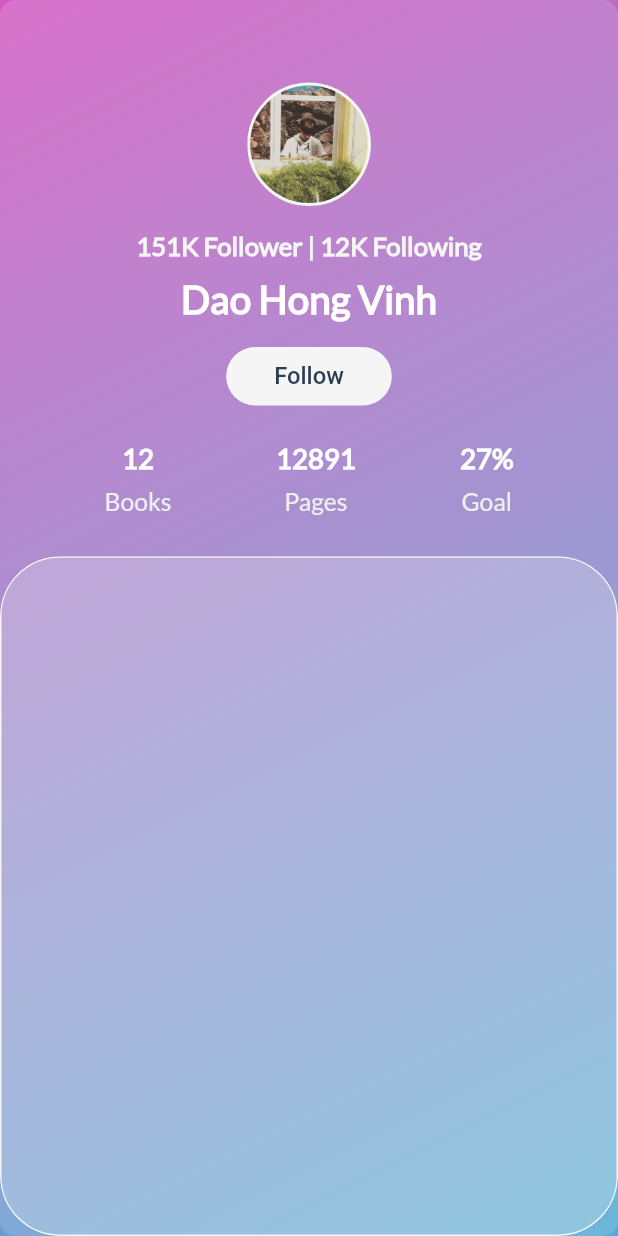
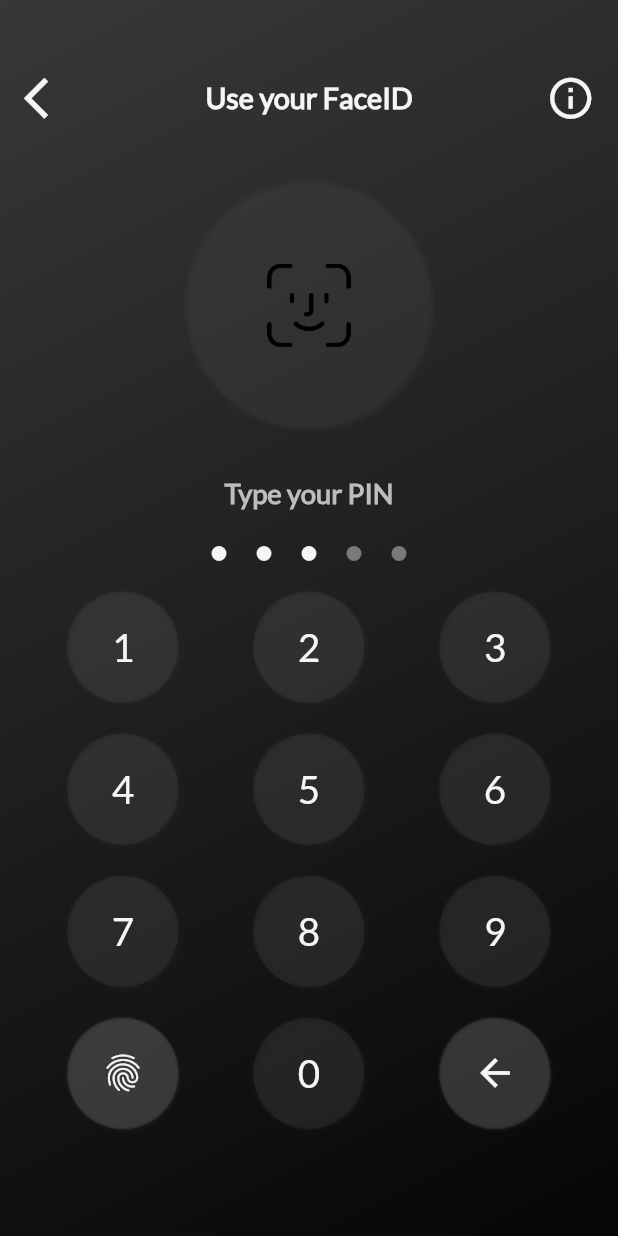
Before and after one commit to lambiengcode/flutter_secure_screen, a Flutter app: the screen it shows after launch, on a phone screen of 412 x 824 dp. Run offline on Flutter 3.47's test engine with Material 2 defaults, Android fonts, the phone set to English and light mode, and no system bars; drawn by our look-alikes of glassmorphism_ui; our stand-ins replace get, get_storage.

Commit message:
done project

```diff
--- a/lib/src/app.dart
+++ b/lib/src/app.dart
@@ -1,8 +1,6 @@
-import 'dart:async';
 import 'package:flutter/material.dart';
 import 'package:flutter/services.dart';
 import 'package:flutter_glass_morphism/src/pages/home/home_page.dart';
-import 'package:flutter_glass_morphism/src/pages/splash/splash_page.dart';
 import 'pages/home/home_page.dart';
 
 class App extends StatefulWidget {
@@ -14,34 +12,12 @@ class App extends StatefulWidget {
 }
 
 class _AppState extends State<App> with WidgetsBindingObserver {
-  Timer _timmerInstance;
-  int _countDown = 3;
-  String points = '.';
-
-  void startTimmer() {
-    var oneSec = Duration(seconds: 1);
-    _timmerInstance = Timer.periodic(
-      oneSec,
-      (Timer timer) => setState(
-        () {
-          if (_countDown <= 0) {
-            _timmerInstance.cancel();
-            App.firstCome = false;
-          } else {
-            _countDown--;
-            points += '.';
-          }
-        },
-      ),
-    );
-  }
-
   @override
   void initState() {
     SystemChrome.setSystemUIOverlayStyle(SystemUiOverlayStyle(
       statusBarColor: Colors.transparent,
-      statusBarBrightness: Brightness.light,
-      statusBarIconBrightness: Brightness.light,
+      statusBarBrightness: Brightness.dark,
+      statusBarIconBrightness: Brightness.dark,
     ));
     WidgetsBinding.instance.addObserver(this);
     SystemChrome.setPreferredOrientations([
@@ -49,13 +25,10 @@ class _AppState extends State<App> with WidgetsBindingObserver {
       DeviceOrientation.portraitUp,
     ]);
     super.initState();
-    startTimmer();
   }
 
   @override
   Widget build(BuildContext context) {
-    return _countDown != 0 && App.firstCome
-        ? SplashPage(points: points)
-        : HomePage();
+    return HomePage();
   }
 }
--- a/lib/src/pages/home/home_page.dart
+++ b/lib/src/pages/home/home_page.dart
@@ -1,9 +1,7 @@
-import 'package:flip_card/flip_card.dart';
 import 'package:flutter/material.dart';
+import 'package:flutter_glass_morphism/src/pages/home/widgets/input_container.dart';
 import 'package:flutter_glass_morphism/src/public/styles.dart';
 import 'package:flutter_glass_morphism/src/public/constant.dart';
-import 'package:glassmorphism_ui/glassmorphism_ui.dart';
-import 'package:intl/intl.dart';
 
 class HomePage extends StatefulWidget {
   @override
@@ -11,11 +9,6 @@ class HomePage extends StatefulWidget {
 }
 
 class _HomePageState extends State<HomePage> {
-  GlobalKey<FlipCardState> cardKey = GlobalKey<FlipCardState>();
-  DateFormat format = DateFormat('dd/MM');
-  bool flip = false;
-  List tarots = [];
-
   @override
   void initState() {
     super.initState();
@@ -35,116 +28,97 @@ class _HomePageState extends State<HomePage> {
               decoration: BoxDecoration(
                 gradient: LinearGradient(
                   begin: Alignment.topLeft,
-                  end: Alignment(1.0, 1.0),
+                  end: Alignment.bottomRight,
                   colors: <Color>[
-                    Color(0xFFD35BC2),
-                    Color(0xFF53ACD4),
+                    Color(0xFF434343),
+                    Color(0xFF000000),
                   ],
-                  tileMode: TileMode.mirror,
+                  tileMode: TileMode.clamp,
                 ),
               ),
             ),
-            GlassContainer(
+            Container(
               height: height,
               width: width,
-              blur: 1,
-              shadowStrength: 10,
-              opacity: 0.15,
-              //this below code to remove border
-              border: Border.fromBorderSide(BorderSide.none),
-              borderRadius: BorderRadius.circular(10),
+              color: colorBlack.withOpacity(.25),
               child: Column(
                 children: [
-                  Expanded(
-                    child: Column(
-                      children: [
-                        SizedBox(height: height / 15.0),
+                  SizedBox(height: height / 20.0),
+                  _buildAppBar(),
+                  SizedBox(height: 32.0),
                   Container(
-                          width: width / 5.0,
-                          height: width / 5.0,
+                    height: width * .4,
+                    width: width * .4,
                     decoration: BoxDecoration(
-                            border: Border.all(color: mC, width: 2.0),
+                      color: colorBlack.withOpacity(.15),
                       shape: BoxShape.circle,
+                      boxShadow: [
+                        BoxShadow(
+                          color: mC.withOpacity(.03),
+                          offset: Offset(1, 1),
+                          blurRadius: 1,
+                        ),
+                        BoxShadow(
+                          color: mC.withOpacity(.04),
+                          offset: Offset(-.5, -.5),
+                          blurRadius: .5,
+                        ),
+                      ],
+                    ),
+                    alignment: Alignment.center,
+                    child: Container(
+                      height: width * .135,
+                      width: width * .135,
+                      decoration: BoxDecoration(
                         image: DecorationImage(
-                              image: AssetImage('images/avt.jpg'),
+                          image: AssetImage('images/faceID.png'),
                           fit: BoxFit.cover,
                         ),
                       ),
                     ),
-                        SizedBox(height: 16.0),
+                  ),
+                  SizedBox(height: 32.0),
                   Text(
-                          '151K Follower | 12K Following',
+                    'Type your PIN',
                     style: TextStyle(
-                            color: mC,
+                      color: mCH,
                       fontFamily: 'Lato',
-                            fontSize: width / 24.0,
+                      fontSize: width / 22.5,
                       fontWeight: FontWeight.w600,
                     ),
                   ),
-                        SizedBox(height: 10.0),
-                        Text(
-                          'Dao Hong Vinh',
-                          style: TextStyle(
-                            color: mCL,
-                            fontFamily: 'Lato',
-                            fontSize: width / 16.0,
-                            fontWeight: FontWeight.bold,
-                          ),
-                        ),
-                        SizedBox(height: 16.0),
-                        Container(
-                          decoration: BoxDecoration(
-                            borderRadius: BorderRadius.circular(30.0),
-                            color: mC,
-                          ),
-                          padding: EdgeInsets.symmetric(
-                              horizontal: 32.0, vertical: 10.0),
-                          child: Text(
-                            'Follow',
-                            style: TextStyle(
-                              color: colorTitle,
-                              fontSize: width / 26.0,
-                              fontWeight: FontWeight.w500,
-                            ),
-                          ),
-                        ),
                   SizedBox(height: 24.0),
-                        Container(
-                          child: Row(
-                            mainAxisAlignment: MainAxisAlignment.spaceEvenly,
+                  Row(
+                    mainAxisAlignment: MainAxisAlignment.center,
                     children: [
-                              _buildTextStatistic('12', 'Books'),
-                              _buildTextStatistic('12891', 'Pages'),
-                              _buildTextStatistic('27%', 'Goal'),
+                      _buildActiveDot(),
+                      SizedBox(width: 20.0),
+                      _buildActiveDot(),
+                      SizedBox(width: 20.0),
+                      _buildActiveDot(),
+                      SizedBox(width: 20.0),
+                      _buildInactiveDot(),
+                      SizedBox(width: 20.0),
+                      _buildInactiveDot(),
                     ],
-                          ),
                   ),
                 ],
               ),
             ),
-                  GlassContainer(
-                    height: height * .55,
+            Positioned(
+              bottom: 0,
+              left: 0,
+              right: 0,
+              child: Container(
+                height: height * .565,
                 width: width,
-                    blur: 5,
-                    shadowStrength: 10,
-                    opacity: 0.25,
-                    //this below code to remove border
-                    border: Border.all(
-                      color: mC,
-                      width: 1.0,
-                    ),
-                    borderRadius: BorderRadius.circular(40),
-                    child: Container(
-                      padding: EdgeInsets.symmetric(horizontal: 24.0),
+                padding: EdgeInsets.symmetric(horizontal: 20.0),
                 child: Column(
                   children: [
-                          SizedBox(height: 32.0),
-                          Container(),
+                    SizedBox(height: 36.0),
+                    InputContainer(),
                   ],
                 ),
-                    ),
-                  )
-                ],
               ),
             ),
           ],
@@ -153,31 +127,61 @@ class _HomePageState extends State<HomePage> {
     );
   }
 
-  Widget _buildTextStatistic(title, value) {
-    return Column(
-      crossAxisAlignment: CrossAxisAlignment.center,
-      mainAxisAlignment: MainAxisAlignment.center,
+  Widget _buildActiveDot() {
+    return Container(
+      height: 10.0,
+      width: 10.0,
+      decoration: BoxDecoration(
+        color: mC,
+        shape: BoxShape.circle,
+      ),
+    );
+  }
+
+  Widget _buildInactiveDot() {
+    return Container(
+      height: 10.0,
+      width: 10.0,
+      decoration: BoxDecoration(
+        color: mCL.withOpacity(.4),
+        shape: BoxShape.circle,
+      ),
+    );
+  }
+
+  Widget _buildAppBar() {
+    return Container(
+      padding: EdgeInsets.symmetric(horizontal: 8.0),
+      child: Row(
+        mainAxisAlignment: MainAxisAlignment.spaceBetween,
         children: [
-        Text(
-          title,
-          style: TextStyle(
-            color: mCL,
-            fontSize: width / 22.5,
-            fontWeight: FontWeight.w600,
-            fontFamily: 'Lato',
+          IconButton(
+            onPressed: () => null,
+            icon: Icon(
+              Icons.arrow_back_ios,
+              color: mC,
+              size: width / 12.5,
             ),
           ),
-        SizedBox(height: 8.0),
           Text(
-          value,
+            'Use your FaceID',
             style: TextStyle(
-            color: mCM,
-            fontSize: width / 25.0,
-            fontWeight: FontWeight.w400,
+              color: mC,
               fontFamily: 'Lato',
+              fontSize: width / 21.5,
+              fontWeight: FontWeight.w600,
+            ),
+          ),
+          IconButton(
+            onPressed: () => null,
+            icon: Icon(
+              Icons.info_outline,
+              color: mC,
+              size: width / 12.5,
             ),
           ),
         ],
+      ),
     );
   }
 }
--- /dev/null
+++ b/lib/src/pages/home/widgets/input_container.dart
@@ -0,0 +1,117 @@
+import 'package:flutter/material.dart';
+import 'package:flutter_glass_morphism/src/public/constant.dart';
+import 'package:flutter_glass_morphism/src/public/styles.dart';
+
+class InputContainer extends StatefulWidget {
+  @override
+  State<StatefulWidget> createState() => _InputContainerState();
+}
+
+class _InputContainerState extends State<InputContainer> {
+  @override
+  Widget build(BuildContext context) {
+    return Container(
+      child: Column(
+        children: [
+          Row(
+            mainAxisAlignment: MainAxisAlignment.spaceAround,
+            children: [
+              _buildNumber(1),
+              _buildNumber(2),
+              _buildNumber(3),
+            ],
+          ),
+          SizedBox(height: height * .025),
+          Row(
+            mainAxisAlignment: MainAxisAlignment.spaceAround,
+            children: [
+              _buildNumber(4),
+              _buildNumber(5),
+              _buildNumber(6),
+            ],
+          ),
+          SizedBox(height: height * .025),
+          Row(
+            mainAxisAlignment: MainAxisAlignment.spaceAround,
+            children: [
+              _buildNumber(7),
+              _buildNumber(8),
+              _buildNumber(9),
+            ],
+          ),
+          SizedBox(height: height * .025),
+          Row(
+            mainAxisAlignment: MainAxisAlignment.spaceAround,
+            children: [
+              _buildButton(Icons.fingerprint),
+              _buildNumber(0),
+              _buildButton(Icons.arrow_back),
+            ],
+          ),
+        ],
+      ),
+    );
+  }
+
+  Widget _buildNumber(number) {
+    return Container(
+      height: width * .18,
+      width: width * .18,
+      decoration: BoxDecoration(
+        color: mC.withOpacity(.04),
+        shape: BoxShape.circle,
+        boxShadow: [
+          BoxShadow(
+            color: mC.withOpacity(.015),
+            offset: Offset(2, 2),
+            blurRadius: 2,
+          ),
+          BoxShadow(
+            color: mC.withOpacity(.03),
+            offset: Offset(-.5, -.5),
+            blurRadius: .5,
+          ),
+        ],
+      ),
+      alignment: Alignment.center,
+      child: Text(
+        number.toString(),
+        style: TextStyle(
+          color: mC,
+          fontFamily: 'Lato',
+          fontSize: width / 16.0,
+          fontWeight: FontWeight.w400,
+        ),
+      ),
+    );
+  }
+
+  Widget _buildButton(icon) {
+    return Container(
+      height: width * .18,
+      width: width * .18,
+      decoration: BoxDecoration(
+        color: mC.withOpacity(.065),
+        shape: BoxShape.circle,
+        boxShadow: [
+          BoxShadow(
+            color: mC.withOpacity(.04),
+            offset: Offset(1, 1),
+            blurRadius: 1,
+          ),
+          BoxShadow(
+            color: mC.withOpacity(.08),
+            offset: Offset(-.5, -.5),
+            blurRadius: .5,
+          ),
+        ],
+      ),
+      alignment: Alignment.center,
+      child: Icon(
+        icon,
+        size: width / 14.0,
+        color: mC,
+      ),
+    );
+  }
+}
--- a/lib/src/pages/splash/splash_page.dart
+++ /dev/null
@@ -1,81 +0,0 @@
-import 'package:flutter/material.dart';
-import 'package:lottie/lottie.dart';
-import 'package:flutter_glass_morphism/src/public/styles.dart';
-
-class SplashPage extends StatefulWidget {
-  final String points;
-  SplashPage({this.points});
-  @override
-  State<StatefulWidget> createState() => _SplashPageState();
-}
-
-class _SplashPageState extends State<SplashPage> {
-  @override
-  Widget build(BuildContext context) {
-    final _size = MediaQuery.of(context).size;
-    return Scaffold(
-      body: Container(
-        color: colorBlack,
-        height: _size.height,
-        width: _size.width,
-        child: Column(
-          children: [
-            Expanded(
-              child: Column(
-                mainAxisAlignment: MainAxisAlignment.center,
-                children: [
-                  Container(
-                    height: _size.width * .9,
-                    width: _size.width * .9,
-                    child: Lottie.asset('assets/lottie/lottie_splash.json'),
-                  ),
-                  RichText(
-                    textAlign: TextAlign.center,
-                    text: TextSpan(
-                      children: [
-                        TextSpan(
-                          text: 'Tarot Fortune Telling',
-                          style: TextStyle(
-                            color: mCL,
-                            fontFamily: 'Lato',
-                            fontSize: _size.width / 18.8,
-                          ),
-                        ),
-                      ],
-                    ),
-                  ),
-                ],
-              ),
-            ),
-            RichText(
-              textAlign: TextAlign.center,
-              text: TextSpan(
-                children: [
-                  TextSpan(
-                    text: '@${DateTime.now().year} Develop by ',
-                    style: TextStyle(
-                      color: mC,
-                      fontFamily: 'Lato',
-                      fontSize: _size.width / 32.5,
-                      fontWeight: FontWeight.w400,
-                    ),
-                  ),
-                  TextSpan(
-                    text: 'lambiengcode',
-                    style: TextStyle(
-                      color: mCL,
-                      fontFamily: 'Lato',
-                      fontSize: _size.width / 35.0,
-                      fontWeight: FontWeight.w600,
-                    ),
-                  ),
-                ],
-              ),
-            ),
-            SizedBox(height: 32.0),
-          ],
-        ),
-      ),
-    );
-  }
-}
--- a/lib/src/public/styles.dart
+++ b/lib/src/public/styles.dart
@@ -1,11 +1,9 @@
 import 'package:flutter/material.dart';
-
-var colorBackground = Color(0xFF0E1111);
 
 var colorBlack = Color(0xFF14171A);
 var colorDarkGrey = Color(0xFF657786);
 var colorPrimary = Color(0xFF1DA1F2);
-var colorTitle = Color(0xFF2C3D50);
+var colorTitle = Color(0xFF402563).withOpacity(.9);
 
 var colorHigh = Colors.redAccent;
 var colorMedium = Colors.amber.shade700;
@@ -13,6 +11,7 @@ var colorLow = colorPrimary;
 var colorCompleted = Colors.green;
 var colorFailed = colorDarkGrey;
 var colorActive = Color(0xFF00D72F);
+var colorPink = Color(0xFFFF0098);
 
 Color mC = Colors.grey.shade100;
 Color mCL = Colors.white;
--- a/pubspec.yaml
+++ b/pubspec.yaml
@@ -30,10 +30,6 @@ dependencies:
   cupertino_icons: ^1.0.1
   get_test: ^3.13.3
   get_storage: ^1.4.0
-  flip_card: ^0.4.4
-  lottie: ^0.7.0+1
-  intl:
-  glassmorphism_ui: ^0.1.0
 
 dev_dependencies:
   flutter_test:
```
Also changed, not shown: images/faceID.png (added), pubspec.lock, 1 other file. Lines whose indentation alone changed are shown as unchanged.
